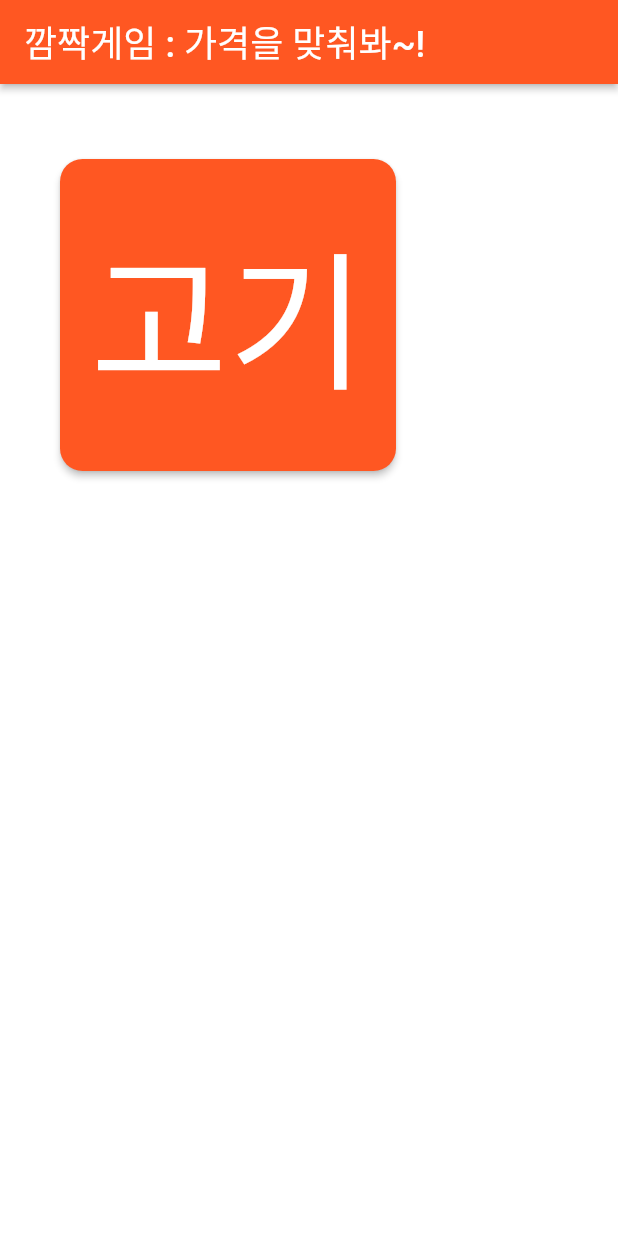
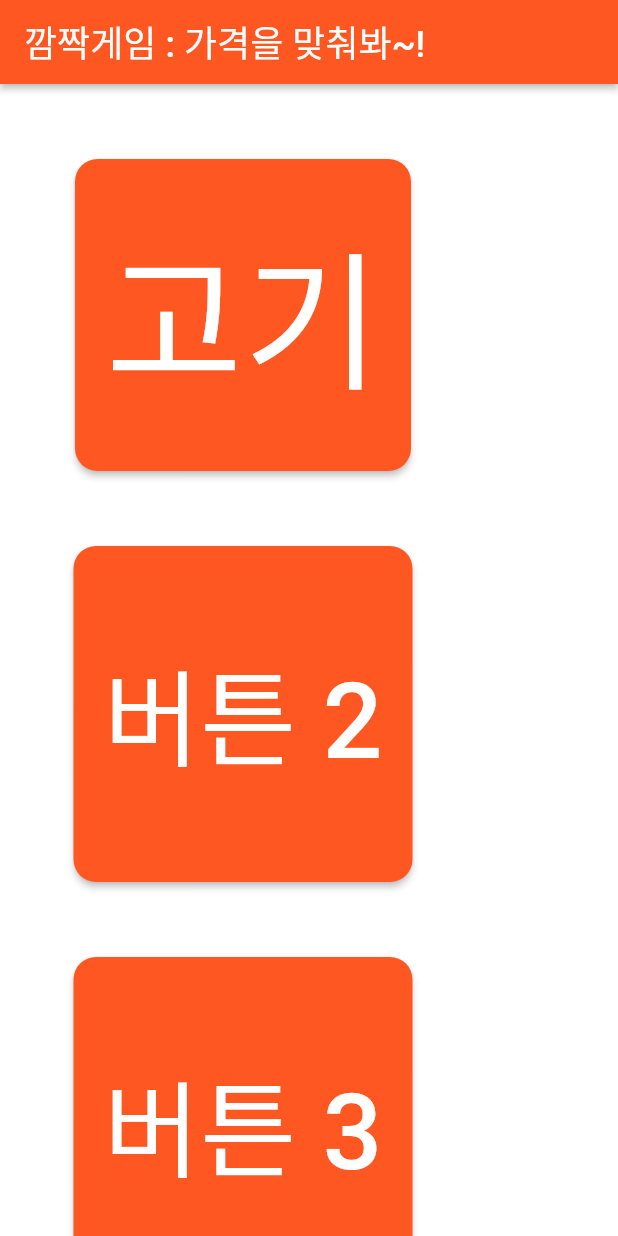
Before and after one commit to jjang0308/os_memeory_game, a Flutter app: the CarculatorGameScreen screen opened directly, on a phone screen of 412 x 824 dp. Run offline on Flutter 3.47's test engine with Material 2 defaults, Android fonts, the phone set to English and light mode, and no system bars; statements that could not run were skipped.

Commit message:
버튼 생성

```diff
--- a/lib/features/calculator_game/calculator_game_screen.dart
+++ b/lib/features/calculator_game/calculator_game_screen.dart
@@ -23,15 +23,13 @@ class _CarculatorGameScreenState extends State<CarculatorGameScreen> {
             style: TextStyle(fontSize: 24, fontWeight: FontWeight.w500),
           ),
         ),
-      body: Column(children: [
+        body: Column(
+          children: [
             const SizedBox(
               height: 50,
             ),
-        Column(
-          children: [
             Padding(
-              padding: const EdgeInsets.symmetric(
-                  horizontal: 40), // 양쪽으로 10 픽셀씩 외부 패딩 주기
+              padding: const EdgeInsets.symmetric(horizontal: 50),
               child: ElevatedButton(
                 onPressed: () {
                   setState(() {
@@ -40,7 +38,7 @@ class _CarculatorGameScreenState extends State<CarculatorGameScreen> {
                 },
                 style: ElevatedButton.styleFrom(
                   backgroundColor: Colors.deepOrange,
-                  minimumSize: const Size(200, 150),
+                  minimumSize: const Size(200, 200), // 가로와 세로 크기를 같게 설정
                   padding: const EdgeInsets.all(20),
                   shape: RoundedRectangleBorder(
                     borderRadius: BorderRadius.circular(15),
@@ -58,9 +56,100 @@ class _CarculatorGameScreenState extends State<CarculatorGameScreen> {
                 ),
               ),
             ),
+            const SizedBox(
+              height: 50, // 버튼 사이의 간격 조절
+            ),
+            Padding(
+              padding: const EdgeInsets.symmetric(horizontal: 10),
+              child: ElevatedButton(
+                onPressed: () {
+                  setState(() {
+                    calcul += 500;
+                  });
+                },
+                style: ElevatedButton.styleFrom(
+                  backgroundColor: Colors.deepOrange,
+                  minimumSize: const Size(200, 200), // 가로와 세로 크기를 같게 설정
+                  padding: const EdgeInsets.all(20),
+                  shape: RoundedRectangleBorder(
+                    borderRadius: BorderRadius.circular(15),
+                  ),
+                ),
+                child: const Padding(
+                  padding: EdgeInsets.symmetric(vertical: 40),
+                  child: Text(
+                    '버튼 2',
+                    style: TextStyle(
+                      color: Colors.white,
+                      fontSize: 70,
+                    ),
+                  ),
+                ),
+              ),
+            ),
+            const SizedBox(
+              height: 50, // 버튼 사이의 간격 조절
+            ),
+            Padding(
+              padding: const EdgeInsets.symmetric(horizontal: 10),
+              child: ElevatedButton(
+                onPressed: () {
+                  setState(() {
+                    calcul += 500;
+                  });
+                },
+                style: ElevatedButton.styleFrom(
+                  backgroundColor: Colors.deepOrange,
+                  minimumSize: const Size(200, 200), // 가로와 세로 크기를 같게 설정
+                  padding: const EdgeInsets.all(20),
+                  shape: RoundedRectangleBorder(
+                    borderRadius: BorderRadius.circular(15),
+                  ),
+                ),
+                child: const Padding(
+                  padding: EdgeInsets.symmetric(vertical: 40),
+                  child: Text(
+                    '버튼 3',
+                    style: TextStyle(
+                      color: Colors.white,
+                      fontSize: 70,
+                    ),
+                  ),
+                ),
+              ),
+            ),
+            const SizedBox(
+              height: 50, // 버튼 사이의 간격 조절
+            ),
+            Padding(
+              padding: const EdgeInsets.symmetric(horizontal: 10),
+              child: ElevatedButton(
+                onPressed: () {
+                  setState(() {
+                    calcul += 500;
+                  });
+                },
+                style: ElevatedButton.styleFrom(
+                  backgroundColor: Colors.deepOrange,
+                  minimumSize: const Size(200, 200), // 가로와 세로 크기를 같게 설정
+                  padding: const EdgeInsets.all(20),
+                  shape: RoundedRectangleBorder(
+                    borderRadius: BorderRadius.circular(15),
+                  ),
+                ),
+                child: const Padding(
+                  padding: EdgeInsets.symmetric(vertical: 40),
+                  child: Text(
+                    '버튼 4',
+                    style: TextStyle(
+                      color: Colors.white,
+                      fontSize: 70,
+                    ),
+                  ),
+                ),
+              ),
+            ),
           ],
-        ),
-      ]),
-    );
+        ));
   }
 }
```
Lines whose indentation alone changed are shown as unchanged.
